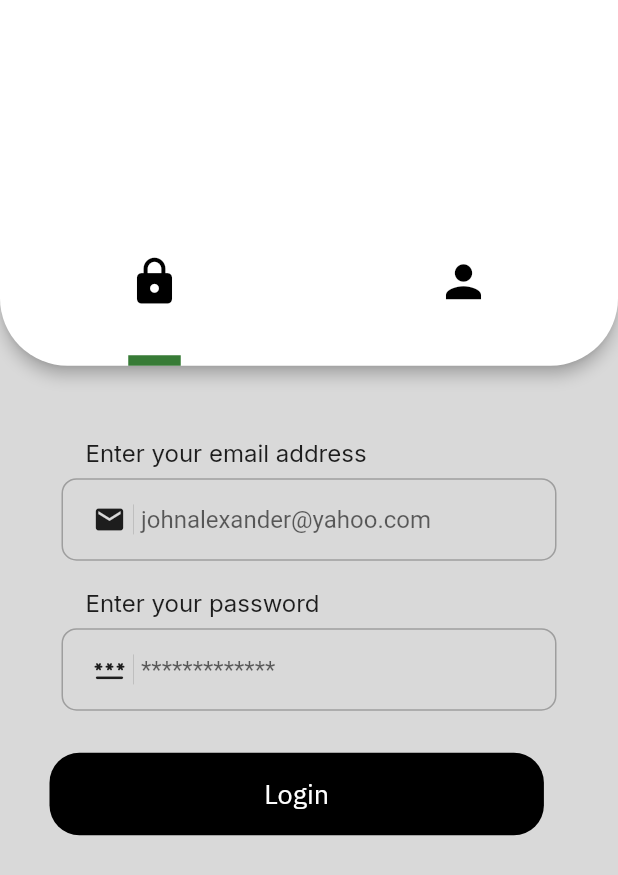
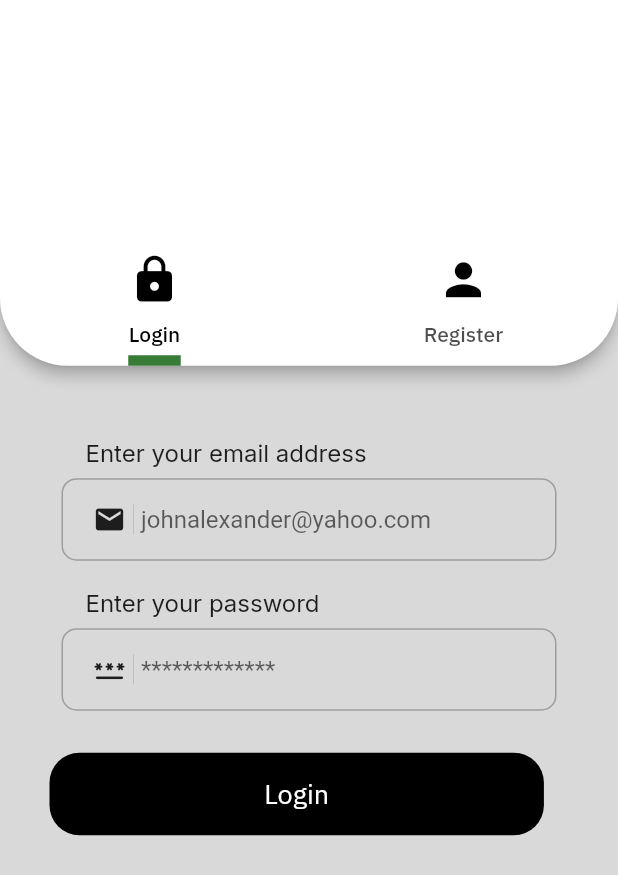
Before and after one commit to dakshvasudev/Amigo, a Flutter app: the AuthScreen screen opened directly, on a phone screen of 412 x 824 dp. Shown: the top 875 px of the screen. Run offline on Flutter 3.47's test engine with Material 2 defaults, Android fonts, the phone set to English and light mode, and no system bars; our stand-ins replace carousel_slider, cloud_firestore, firebase_auth, firebase_core, firebase_storage, google_fonts and 2 more; accounts and stored records are empty; project files that could hold a hidden picture were left out.

Commit message:
label for auth screen added and change in progess bar circular color

```diff
--- a/lib/authScreen/auth_screen.dart
+++ b/lib/authScreen/auth_screen.dart
@@ -1,4 +1,5 @@
 import 'package:flutter/material.dart';
+import 'package:google_fonts/google_fonts.dart';
 import 'package:user_amigo_app/authScreen/login.dart';
 import 'package:user_amigo_app/authScreen/register.dart';
 import 'package:user_amigo_app/constants.dart';
@@ -34,6 +35,8 @@ class _AuthScreenState extends State<AuthScreen> {
             ),
           ),
           bottom: TabBar(
+            labelColor: Colors.black,
+            labelStyle: GoogleFonts.ibmPlexSans(),
             tabs: const [
               Tab(
                 icon: Icon(
--- a/lib/widgets/progress_bar.dart
+++ b/lib/widgets/progress_bar.dart
@@ -6,7 +6,7 @@ circularProgress() {
     padding: const EdgeInsets.only(top: 12),
     child: const CircularProgressIndicator(
       valueColor: AlwaysStoppedAnimation(
-        Colors.amber,
+        Colors.green,
       ),
     ),
   );
```
